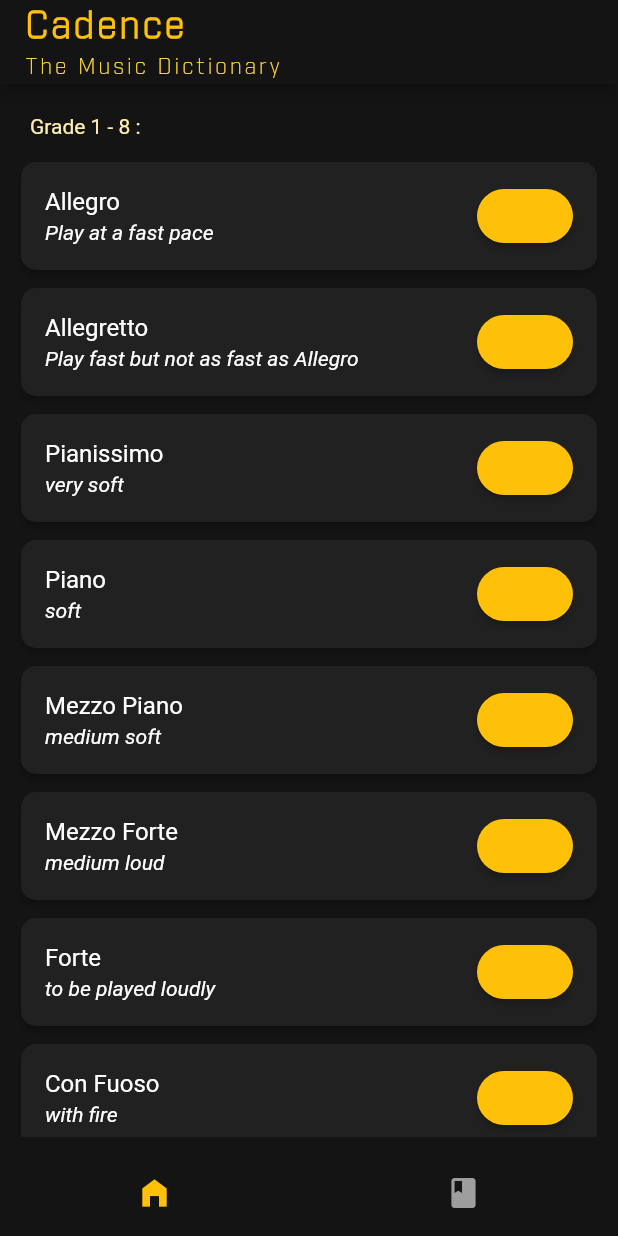
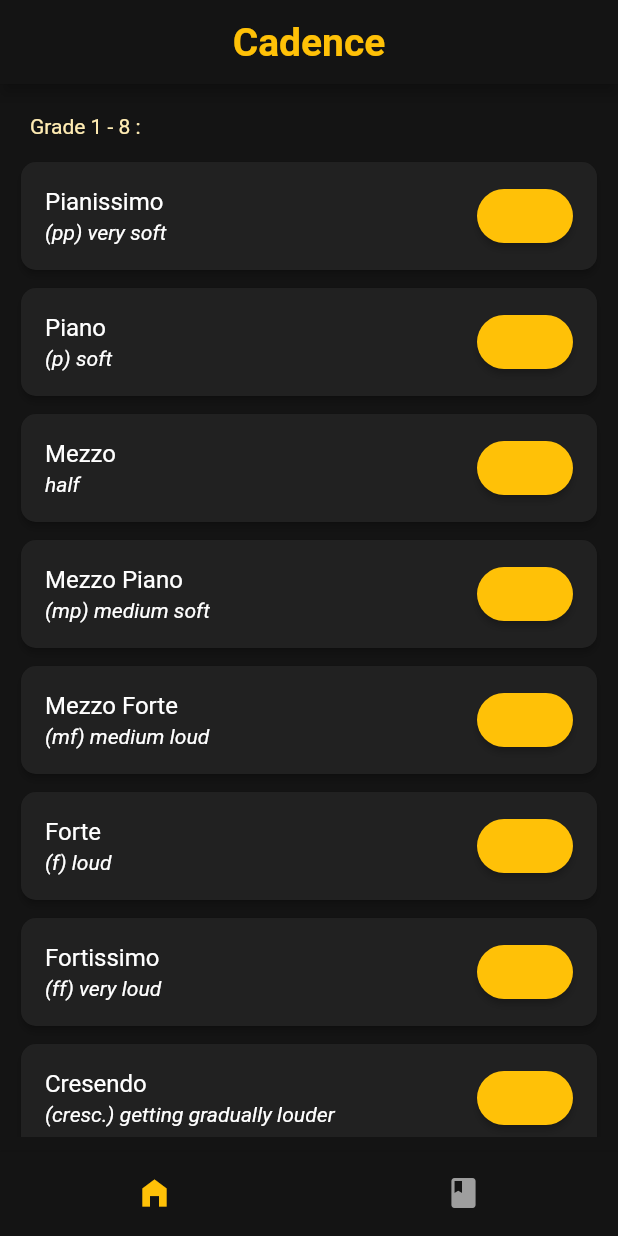
Before and after one commit to itcodehery/Flutter-CodeMaiden, a Flutter app: the screen it shows after launch, on a phone screen of 412 x 824 dp. Run offline on Flutter 3.47's test engine with Material 2 defaults, Android fonts, the phone set to English and light mode, and no system bars; our stand-ins replace easy_search_bar, get, shared_preferences; missing offline and left inert: material3_layout; Roboto replaces fonts that are missing (Segoe).

Commit message:
This is great :-| its a mess again

```diff
--- a/musidict/lib/Pages/home.dart
+++ b/musidict/lib/Pages/home.dart
@@ -1,6 +1,7 @@
 import 'package:flutter/material.dart';
 import 'package:musidict/Services/sharedphicons.dart';
 import 'package:musidict/Services/sharedprefhelper.dart';
+import 'package:musidict/Services/dictionary.dart';
 
 class Home extends StatefulWidget {
   const Home({Key? key}) : super(key: key);
@@ -15,24 +16,18 @@
 
   String titleText = '', subtitleText = '';
   var savedEntries = <String, String>{};
-
-  var dictionary = <String, String>{
-    "Allegro": "Play at a fast pace",
-    "Allegretto": "Play fast but not as fast as Allegro",
-    "Pianissimo": "very soft",
-    "Piano": "soft",
-    "Mezzo Piano": "medium soft",
-    "Mezzo Forte": "medium loud",
-    "Forte": "to be played loudly",
-    "Con Fuoso": "with fire",
-    "Con warto": "with wetness",
-  };
-
+  var dictionary = Dictionary().grade1;
   Map<String, IconData> cardIcons = {};
 
   void initializeIcons() {
+    //this method added the 'not bookmarked' icon as the default for every card
     dictionary.forEach((key, value) {
       cardIcons.putIfAbsent(key, () => Icons.bookmark_add_outlined);
+    });
+    dictionary.forEach((key, value) {
+      cardIcons.updateAll(
+        (key, value) => Icons.bookmark_add_outlined,
+      );
     });
   }
 
@@ -44,7 +39,6 @@
     if (calledOnce) {
       initializeIcons();
       getIconData();
-      getLibraryCards();
     } else {
       initializeIcons();
       getIconData();
--- /dev/null
+++ b/musidict/lib/Services/dictionary.dart
@@ -0,0 +1,24 @@
+class Dictionary {
+  Map<String, String> grade1 = {
+    "Pianissimo": "(pp) very soft",
+    "Piano": "(p) soft",
+    "Mezzo": "half",
+    "Mezzo Piano": "(mp) medium soft",
+    "Mezzo Forte": "(mf) medium loud",
+    "Forte": "(f) loud",
+    "Fortissimo": "(ff) very loud",
+    "Cresendo": "(cresc.) getting gradually louder",
+    "Diminuendo": "(dim.) getting gradually softer",
+    "Accent": "(>) play with an accent",
+    "Legato": "play smoothly",
+    "Slur": "play the marked notes smoothly",
+    "Staccato": "play these notes detached, short and crisp",
+    "Andante": "at a walking pace",
+    "Allegro": "fast",
+    "Moderato": "at a moderate pace",
+    "Ritenuto": "(rit.) getting gradually slower",
+    "Repeat Marks": "repeat the section or from the beginning",
+  };
+
+  Map<String, String> grade2 = {};
+}
--- a/musidict/lib/main.dart
+++ b/musidict/lib/main.dart
@@ -57,30 +57,16 @@
               onSurface: Colors.white38)),
       home: Scaffold(
         appBar: AppBar(
-          title: const Column(
-            crossAxisAlignment: CrossAxisAlignment.start,
-            children: [
-              Text(
-                'Cadence',
-                style: TextStyle(
-                    color: Colors.amber,
-                    fontFamily: 'Industry',
-                    fontWeight: FontWeight.w600,
-                    fontSize: 24,
-                    letterSpacing: 2),
-              ),
-              SizedBox(height: 4),
-              Text(
-                'The Music Dictionary',
-                style: TextStyle(
-                    color: Colors.amberAccent,
-                    fontFamily: 'Industry',
-                    fontSize: 14,
-                    letterSpacing: 2),
-              )
-            ],
+          title: const Text(
+            'Cadence',
+            style: TextStyle(
+                color: Colors.amber,
+                fontFamily: 'Segoe',
+                fontWeight: FontWeight.w600,
+                fontSize: 26,
+                letterSpacing: 0),
           ),
-          centerTitle: false,
+          centerTitle: true,
           backgroundColor: defaultBGColor,
         ),
         body: navigationPages[selectedIndex],
```
